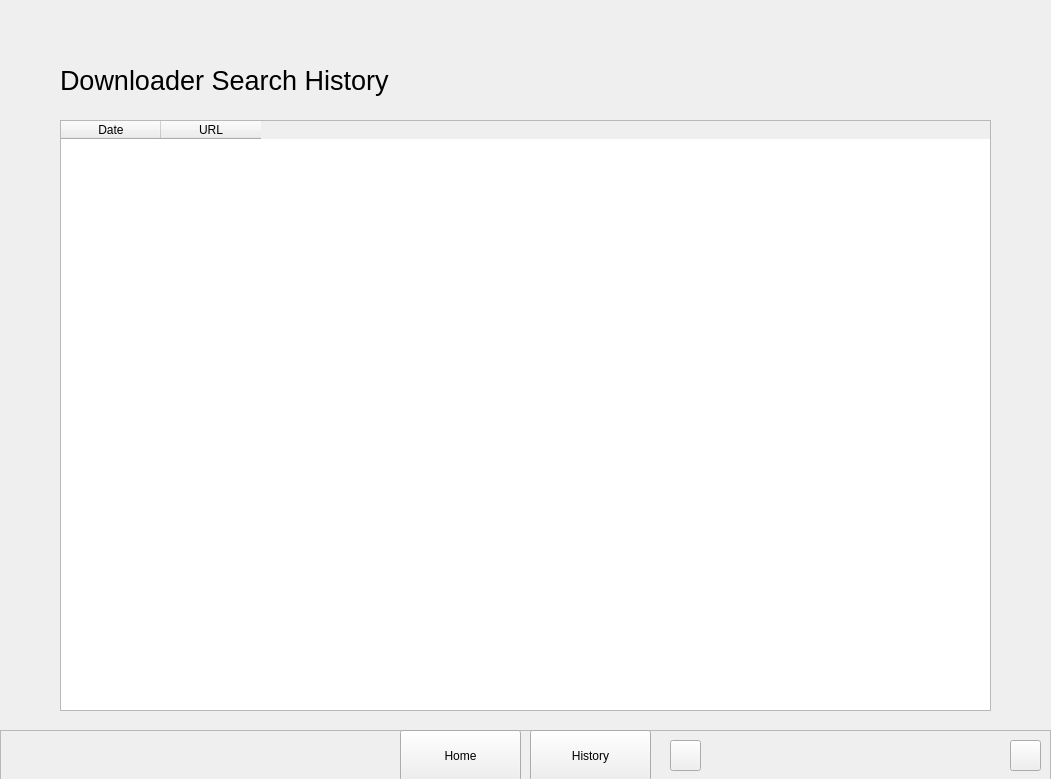
First picture: the form in components/elements/layout.ui, repository m-riley04/YoutubeDownloaderGUI, before the edit.
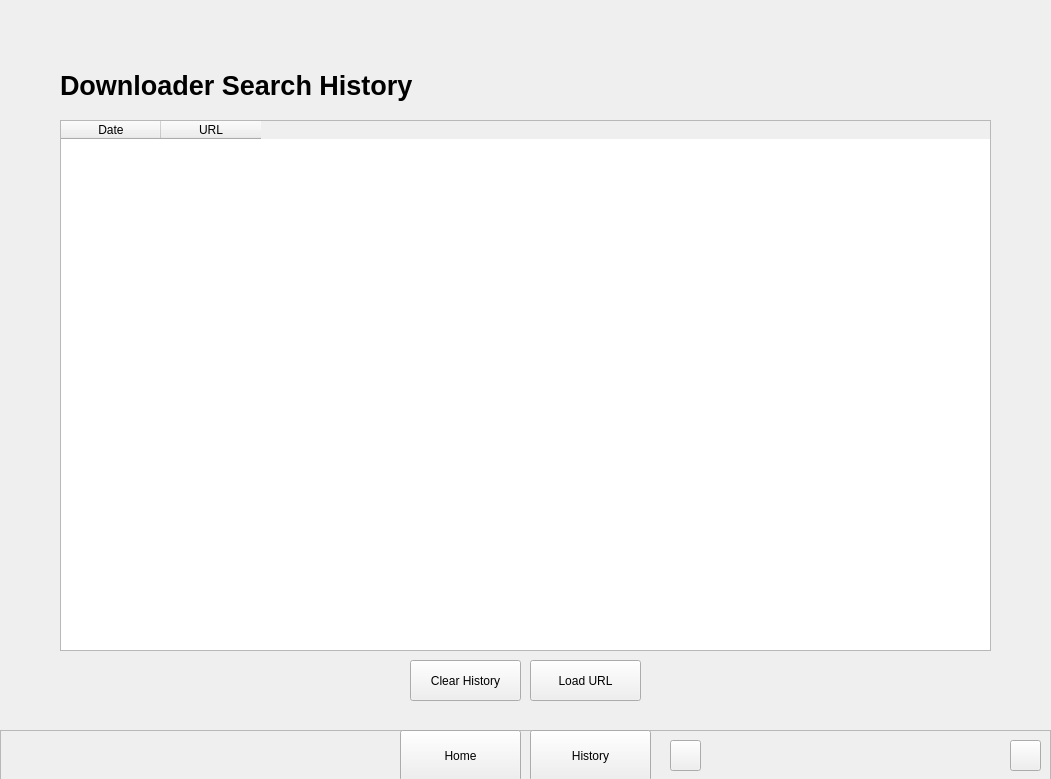
Second picture: the form after the edit. The open tabs and pages were chosen to show the change.

Commit message: Added history section

The edit to the form file:
```diff
--- a/components/elements/layout.ui
+++ b/components/elements/layout.ui
@@ -515,13 +515,13 @@
       <property name="geometry">
        <rect>
         <x>60</x>
-        <y>30</y>
-        <width>361</width>
-        <height>101</height>
+        <y>60</y>
+        <width>431</width>
+        <height>51</height>
        </rect>
       </property>
       <property name="text">
-       <string>&lt;html&gt;&lt;head/&gt;&lt;body&gt;&lt;p&gt;&lt;span style=&quot; font-size:20pt;&quot;&gt;Downloader Search History&lt;/span&gt;&lt;/p&gt;&lt;/body&gt;&lt;/html&gt;</string>
+       <string>&lt;html&gt;&lt;head/&gt;&lt;body&gt;&lt;p&gt;&lt;span style=&quot; font-size:20pt; font-weight:700;&quot;&gt;Downloader Search History&lt;/span&gt;&lt;/p&gt;&lt;/body&gt;&lt;/html&gt;</string>
       </property>
      </widget>
      <widget class="QTableWidget" name="tableWidget">
@@ -530,7 +530,7 @@
         <x>60</x>
         <y>120</y>
         <width>931</width>
-        <height>591</height>
+        <height>531</height>
        </rect>
       </property>
       <column>
@@ -544,6 +544,38 @@
        </property>
       </column>
      </widget>
+     <widget class="QPushButton" name="btn_clearHistory">
+      <property name="enabled">
+       <bool>true</bool>
+      </property>
+      <property name="geometry">
+       <rect>
+        <x>410</x>
+        <y>660</y>
+        <width>111</width>
+        <height>41</height>
+       </rect>
+      </property>
+      <property name="text">
+       <string>Clear History</string>
+      </property>
+     </widget>
+     <widget class="QPushButton" name="btn_loadURL">
+      <property name="enabled">
+       <bool>true</bool>
+      </property>
+      <property name="geometry">
+       <rect>
+        <x>530</x>
+        <y>660</y>
+        <width>111</width>
+        <height>41</height>
+       </rect>
+      </property>
+      <property name="text">
+       <string>Load URL</string>
+      </property>
+     </widget>
     </widget>
     <widget class="QWidget" name="page_loading">
      <widget class="QFrame" name="frame_logo_2">
```
Left out of the diff: 20 changed lines with no effect on the pictures. The commit also changes 10 other files.
